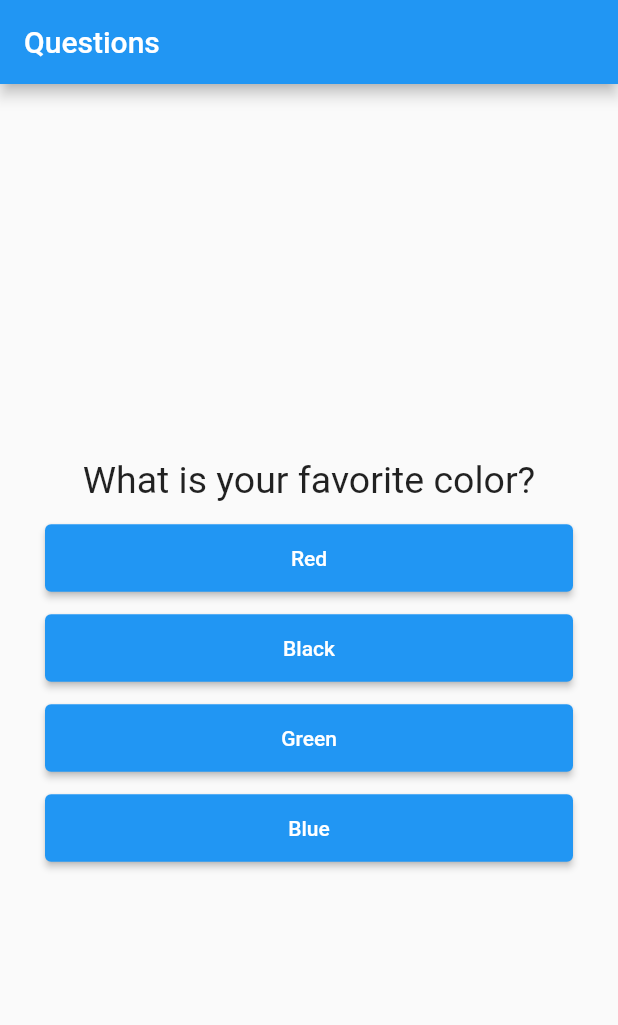
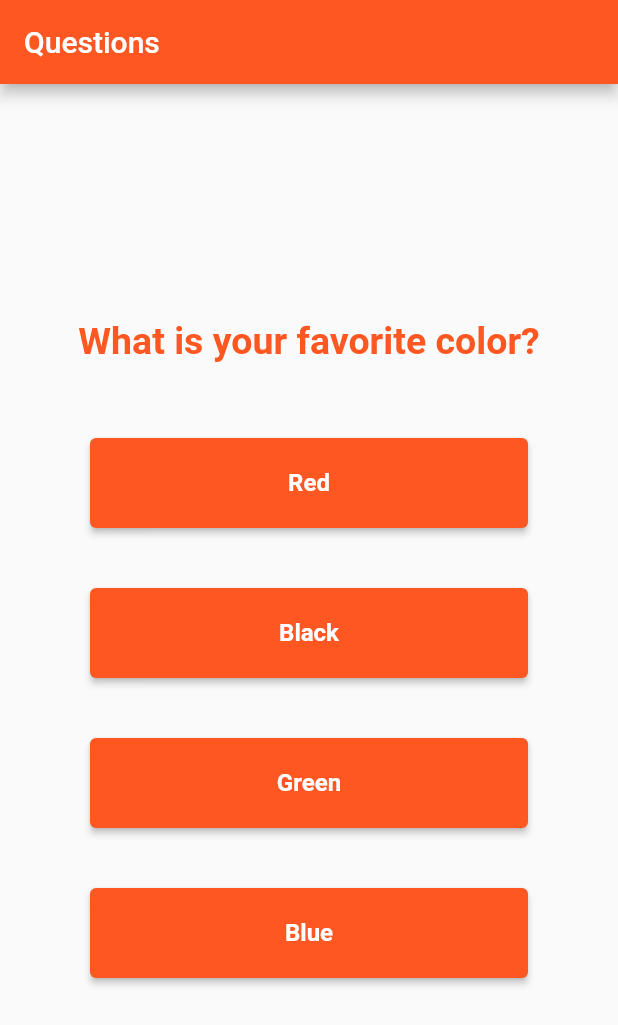
Before and after one commit to AndreyCesarVilacha/flutter-questios, a Flutter app: the screen it shows after launch, on a phone screen of 412 x 824 dp. Shown: the top 1025 px of the screen. Run offline on Flutter 3.47's test engine with Material 2 defaults, Android fonts, the phone set to English and light mode, and no system bars.

Commit message:
Creating the quizz widget

```diff
--- a/lib/main.dart
+++ b/lib/main.dart
@@ -1,8 +1,9 @@
 //Importing the material.dart for using widgets
 import 'package:flutter/material.dart';
-import './question_text.dart';
+//import './question_text.dart';
 import './question_btn.dart';
 import './gameover.dart';
+import './quizz.dart';
 
 /*
 for (String textoResp in perguntas[_perguntaSelecionada].cast()['respostas']) {
@@ -71,14 +72,12 @@
         ? _questions[_selectedQuestion].cast()['answers']
         : [];
 
-    //Creating a list for the widget QuestionBtn
-    //List<Widget> answersWidgets = [];
-
     //using map
     List<Widget> answersWidgets =
         textAnswers.map((t) => QuestionBtn(t, _answered)).toList();
-
     /*
+    //Creating a list for the widget QuestionBtn
+    //List<Widget> answersWidgets = [];
     //Catching every answers from every questions
     for (String textAnswers in textAnswers) {
       //Adding the Widget QuestionBtn with every answer on the list answersWidgets
@@ -92,28 +91,14 @@
       //Scaffold it is a widget with some custom properties out of the box
       home: Scaffold(
         appBar: AppBar(
+          backgroundColor: Colors.deepOrange,
           title: const Text("Questions"),
         ),
         body: haveQuestionSelected
-            ? Container(
-                //Align the container in the center of Scaffold
-                alignment: Alignment.center,
-                child: Column(
-                  //Align the column on the center of container
-                  mainAxisAlignment: MainAxisAlignment.center,
-                  children: [
-                    Column(
-                      children: [
-                        QuestionText(_questions
-                            .elementAt(_selectedQuestion)['question']
-                            .toString()),
-                        //using spread operator
-                        ...answersWidgets,
-                      ],
-                    )
-                  ],
-                ),
-              )
+            ? Quizz(
+                questions: _questions,
+                widgetsList: answersWidgets,
+                selectedQuestion: _selectedQuestion)
             : const GameOver(),
       ),
     );
--- a/lib/question_btn.dart
+++ b/lib/question_btn.dart
@@ -10,10 +10,16 @@ class QuestionBtn extends StatelessWidget {
   Widget build(BuildContext context) {
     return Container(
       width: double.infinity,
-      height: 45,
-      margin: const EdgeInsets.fromLTRB(30, 5, 30, 10),
-      child:
-          ElevatedButton(onPressed: onSelected, child: Text(text.toString())),
+      height: 60,
+      margin: const EdgeInsets.fromLTRB(60, 20, 60, 20),
+      child: ElevatedButton(
+        onPressed: onSelected,
+        child: Text(
+          text.toString(),
+          style: const TextStyle(fontWeight: FontWeight.bold, fontSize: 16),
+        ),
+        style: ElevatedButton.styleFrom(primary: Colors.deepOrange),
+      ),
     );
   }
 }
--- a/lib/question_text.dart
+++ b/lib/question_text.dart
@@ -10,11 +10,13 @@ class QuestionText extends StatelessWidget {
     return Container(
       //the container use all the space available
       width: double.infinity,
-      margin: const EdgeInsets.all(10),
+      margin: const EdgeInsets.fromLTRB(10, 5, 10, 30),
       child: Text(
         text.toString(),
         style: const TextStyle(
           fontSize: 25,
+          color: Colors.deepOrange,
+          fontWeight: FontWeight.bold,
         ),
         textAlign: TextAlign.center,
       ),
--- /dev/null
+++ b/lib/quizz.dart
@@ -0,0 +1,38 @@
+import 'package:flutter/material.dart';
+import './question_text.dart';
+
+class Quizz extends StatelessWidget {
+  List<Map<String, dynamic>>? questions;
+  List<Widget>? widgetsList;
+  int? selectedQuestion;
+
+  Quizz(
+      {required this.questions,
+      required this.widgetsList,
+      required this.selectedQuestion,
+      Key? key})
+      : super(key: key);
+
+  @override
+  Widget build(BuildContext context) {
+    return Container(
+      //Align the container in the center of Scaffold
+      alignment: Alignment.center,
+      child: Column(
+        //Align the column on the center of container
+        mainAxisAlignment: MainAxisAlignment.center,
+        children: [
+          Column(
+            children: [
+              QuestionText(questions!
+                  .elementAt(selectedQuestion!.toInt())['question']
+                  .toString()),
+              //using spread operator
+              ...widgetsList!,
+            ],
+          )
+        ],
+      ),
+    );
+  }
+}
```
